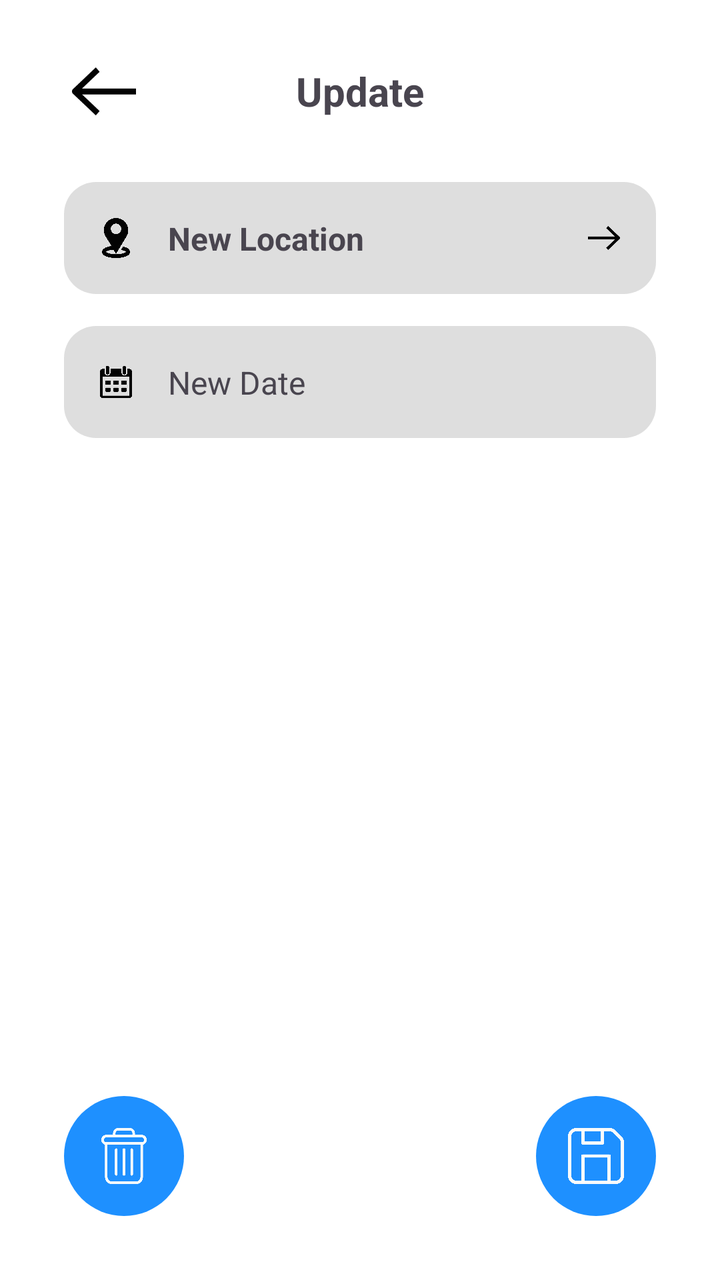
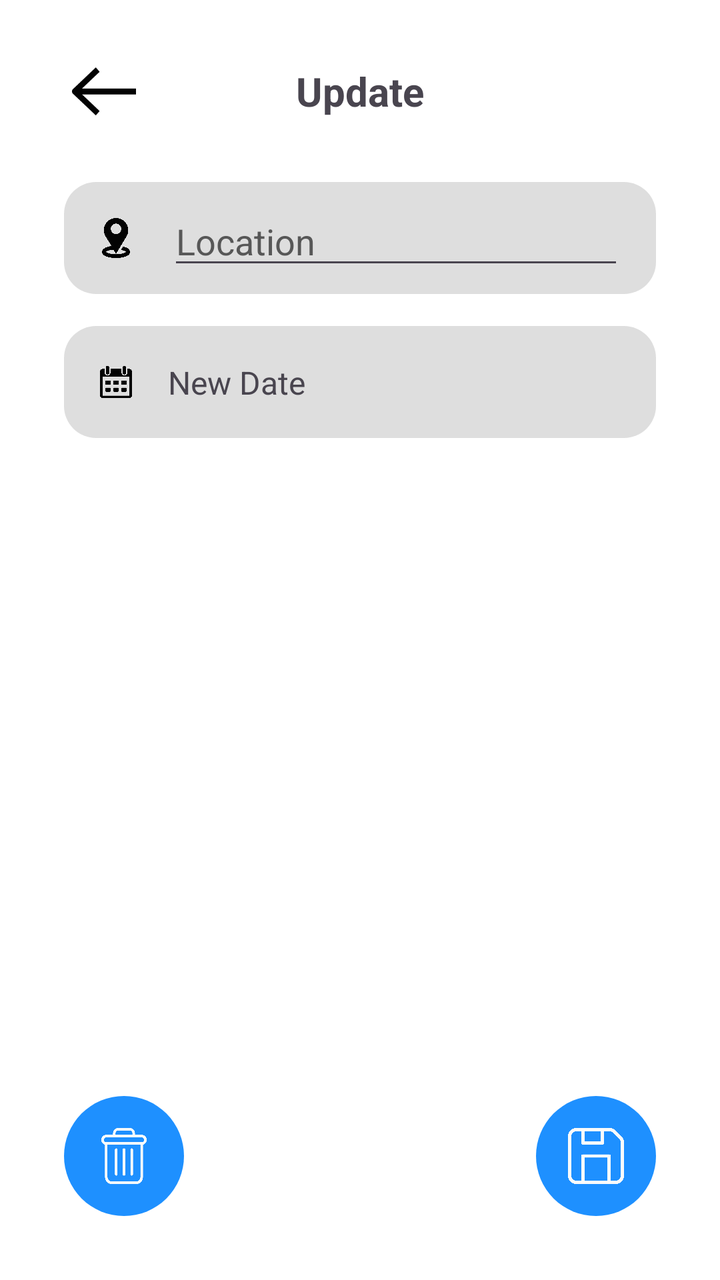

An Android layout rendered at two revisions. The XML below is the earlier revision; the diff shows what the commit changed to produce the second picture.
<!-- AndroidManifest.xml: application theme Theme.TFG -->
<!-- res/layout/activity_update.xml -->
<?xml version="1.0" encoding="utf-8"?>
<androidx.constraintlayout.widget.ConstraintLayout xmlns:android="http://schemas.android.com/apk/res/android"
    xmlns:app="http://schemas.android.com/apk/res-auto"
    xmlns:tools="http://schemas.android.com/tools"
    android:id="@+id/main"
    android:layout_width="match_parent"
    android:layout_height="match_parent"
    android:background="?attr/colorPrimary"
    tools:context=".CreateActivity">

    <TextView
        android:id="@+id/homeText"
        android:layout_width="wrap_content"
        android:layout_height="wrap_content"
        android:layout_marginTop="32dp"
        android:text="Update"
        android:tint="?attr/colorContrast"
        android:textSize="20sp"
        android:textStyle="bold"
        app:layout_constraintEnd_toEndOf="parent"
        app:layout_constraintStart_toStartOf="parent"
        app:layout_constraintTop_toTopOf="parent" />

    <LinearLayout
        android:id="@+id/locationButton"
        android:layout_width="0dp"
        android:layout_height="56dp"
        android:layout_marginStart="32dp"
        android:layout_marginTop="32dp"
        android:layout_marginEnd="32dp"
        android:background="@drawable/rounded_button_grey"
        android:gravity="center"
        android:orientation="horizontal"
        android:padding="12dp"
        app:layout_constraintEnd_toEndOf="parent"
        app:layout_constraintHorizontal_bias="0.0"
        app:layout_constraintStart_toStartOf="parent"
        app:layout_constraintTop_toBottomOf="@+id/homeText">

    </LinearLayout>

    <LinearLayout
        android:id="@+id/dateButton"
        android:layout_width="0dp"
        android:layout_height="56dp"
        android:layout_marginStart="32dp"
        android:layout_marginTop="16dp"
        android:layout_marginEnd="32dp"
        android:background="@drawable/rounded_button_grey"
        android:gravity="center"
        android:orientation="horizontal"
        android:padding="12dp"
        app:layout_constraintEnd_toEndOf="parent"
        app:layout_constraintHorizontal_bias="0.0"
        app:layout_constraintStart_toStartOf="parent"
        app:layout_constraintTop_toBottomOf="@+id/locationButton">

    </LinearLayout>

    <TextView
        android:id="@+id/locationText"
        android:layout_width="0dp"
        android:layout_height="wrap_content"
        android:layout_marginStart="16dp"
        android:text="New Location"
        android:tint="?attr/colorContrast"
        android:textSize="16sp"
        android:textStyle="bold"
        app:layout_constraintBottom_toBottomOf="@+id/locationButton"
        app:layout_constraintStart_toEndOf="@+id/locationIcon"
        app:layout_constraintTop_toTopOf="@+id/locationButton" />

    <TextView
        android:id="@+id/dateText"
        android:layout_width="wrap_content"
        android:layout_height="wrap_content"
        android:layout_marginStart="16dp"
        android:text="New Date"
        android:tint="?attr/colorTextSecondary"
        android:textSize="16sp"
        android:textStyle="normal"
        app:layout_constraintBottom_toBottomOf="@+id/dateButton"
        app:layout_constraintStart_toEndOf="@+id/calendarBtn"
        app:layout_constraintTop_toTopOf="@+id/dateButton" />

    <ImageView
        android:id="@+id/calendarBtn"
        android:layout_width="20dp"
        android:layout_height="20dp"
        android:layout_marginStart="16dp"
        app:layout_constraintBottom_toBottomOf="@+id/dateButton"
        app:layout_constraintStart_toStartOf="@+id/dateButton"
        app:layout_constraintTop_toTopOf="@+id/dateButton"
        app:srcCompat="@drawable/calendar"
        android:tint="?attr/colorContrast" />

    <ImageView
        android:id="@+id/arrow1"
        android:layout_width="40dp"
        android:layout_height="40dp"
        android:layout_marginStart="32dp"
        android:rotation="180"
        android:tint="?attr/colorContrast"
        app:layout_constraintBottom_toBottomOf="@+id/homeText"
        app:layout_constraintStart_toStartOf="parent"
        app:layout_constraintTop_toTopOf="@+id/homeText"
        app:srcCompat="@drawable/arrow" />

    <ImageView
        android:id="@+id/locationIcon"
        android:layout_width="20dp"
        android:layout_height="20dp"
        android:layout_marginStart="16dp"
        android:tint="?attr/colorContrast"
        app:layout_constraintBottom_toBottomOf="@+id/locationButton"
        app:layout_constraintStart_toStartOf="@+id/locationButton"
        app:layout_constraintTop_toTopOf="@+id/locationButton"
        app:srcCompat="@drawable/locationicon" />

    <ImageView
        android:id="@+id/arrow3"
        android:layout_width="20dp"
        android:layout_height="20dp"
        android:layout_marginEnd="16dp"
        android:tint="?attr/colorContrast"
        app:layout_constraintBottom_toBottomOf="@+id/locationButton"
        app:layout_constraintEnd_toEndOf="@+id/locationButton"
        app:layout_constraintTop_toTopOf="@+id/locationButton"
        app:srcCompat="@drawable/arrow" />

    <ImageView
        android:id="@+id/checkBtnBg"
        android:layout_width="60dp"
        android:layout_height="60dp"
        android:layout_marginEnd="32dp"
        android:layout_marginBottom="32dp"
        app:layout_constraintBottom_toBottomOf="parent"
        app:layout_constraintEnd_toEndOf="parent"
        app:srcCompat="@drawable/blue_circle" />

    <ImageView
        android:id="@+id/deleteBtnBg"
        android:layout_width="60dp"
        android:layout_height="60dp"
        android:layout_marginStart="32dp"
        android:layout_marginBottom="32dp"
        app:layout_constraintBottom_toBottomOf="parent"
        app:layout_constraintStart_toStartOf="parent"
        app:srcCompat="@drawable/blue_circle" />

    <ImageView
        android:id="@+id/deleteButtonOverlay"
        android:layout_width="0dp"
        android:layout_height="0dp"
        android:layout_marginStart="16dp"
        android:layout_marginTop="16dp"
        android:layout_marginEnd="16dp"
        android:layout_marginBottom="16dp"
        app:layout_constraintBottom_toBottomOf="@+id/deleteBtnBg"
        app:layout_constraintEnd_toEndOf="@+id/deleteBtnBg"
        app:layout_constraintStart_toStartOf="@+id/deleteBtnBg"
        app:layout_constraintTop_toTopOf="@+id/deleteBtnBg"
        app:srcCompat="@drawable/deleteicon"
        app:tint="#FBFBFB" />

    <ImageView
        android:id="@+id/checkButtonOverlay"
        android:layout_width="0dp"
        android:layout_height="0dp"
        android:layout_marginStart="16dp"
        android:layout_marginTop="16dp"
        android:layout_marginEnd="16dp"
        android:layout_marginBottom="16dp"
        app:layout_constraintBottom_toBottomOf="@+id/checkBtnBg"
        app:layout_constraintEnd_toEndOf="@+id/checkBtnBg"
        app:layout_constraintStart_toStartOf="@+id/checkBtnBg"
        app:layout_constraintTop_toTopOf="@+id/checkBtnBg"
        app:srcCompat="@drawable/saveicon"
        app:tint="#FBFBFB" />

    <TextView
        android:id="@+id/sportBg"
        android:layout_width="0dp"
        android:layout_height="0dp"
        android:background="#991A1A1A"
        android:textStyle="bold"
        android:visibility="gone"
        app:layout_constraintBottom_toBottomOf="parent"
        app:layout_constraintEnd_toEndOf="parent"
        app:layout_constraintStart_toStartOf="parent"
        app:layout_constraintTop_toTopOf="parent" />

</androidx.constraintlayout.widget.ConstraintLayout>
<!-- resources referenced by this layout -->
<resources>
  <!-- drawable arrow: png bitmap (drawable, 1702 bytes) -->
  <!-- drawable blue_circle (drawable) -->
  <?xml version="1.0" encoding="utf-8"?>
  <shape xmlns:android="http://schemas.android.com/apk/res/android"
      android:shape="oval">
  
      <solid android:color="#1E90FF"/>
  
      <size
          android:width="100dp"
          android:height="100dp"/>
  
  </shape>
  <!-- drawable calendar: png bitmap (drawable, 10590 bytes) -->
  <!-- drawable deleteicon: png bitmap (drawable, 8994 bytes) -->
  <!-- drawable locationicon: png bitmap (drawable, 149905 bytes) -->
  <!-- drawable rounded_button_grey (drawable) -->
  <shape xmlns:android="http://schemas.android.com/apk/res/android">
      <solid android:color="?attr/colorBackground2"/>
      <corners android:radius="16dp"/>
      <padding
          android:left="16dp"
          android:right="16dp"
          android:top="10dp"
          android:bottom="10dp"/>
  </shape>
  <!-- drawable saveicon: png bitmap (drawable, 28979 bytes) -->
  <style name="Theme.TFG" parent="Base.Theme.TFG" />
  <style name="Base.Theme.TFG" parent="Theme.Material3.DayNight.NoActionBar">
          <item name="colorPrimary">@color/mainBackgroundWhite</item>
          <item name="colorContrast">@color/mainTextWhite</item>
          <item name="colorBackground2">@color/background2White</item>
          <item name="colorTextSecondary">@color/secondTextWhite</item>
          <item name="globalBlue">@color/globalBlue</item>
      </style>
  <color name="mainBackgroundWhite">#FFFFFF</color>
  <color name="mainTextWhite">#030303</color>
  <color name="background2White">#DEDEDE</color>
  <color name="secondTextWhite">#575757</color>
  <color name="globalBlue">#1E90FF</color>
</resources>

<!-- the commit's change to res/layout/activity_update.xml (unified diff, before → after) -->
@@ -58,19 +58,6 @@
     </LinearLayout>
 
     <TextView
-        android:id="@+id/locationText"
-        android:layout_width="0dp"
-        android:layout_height="wrap_content"
-        android:layout_marginStart="16dp"
-        android:text="New Location"
-        android:tint="?attr/colorContrast"
-        android:textSize="16sp"
-        android:textStyle="bold"
-        app:layout_constraintBottom_toBottomOf="@+id/locationButton"
-        app:layout_constraintStart_toEndOf="@+id/locationIcon"
-        app:layout_constraintTop_toTopOf="@+id/locationButton" />
-
-    <TextView
         android:id="@+id/dateText"
         android:layout_width="wrap_content"
         android:layout_height="wrap_content"
@@ -118,17 +105,6 @@
         app:srcCompat="@drawable/locationicon" />
 
     <ImageView
-        android:id="@+id/arrow3"
-        android:layout_width="20dp"
-        android:layout_height="20dp"
-        android:layout_marginEnd="16dp"
-        android:tint="?attr/colorContrast"
-        app:layout_constraintBottom_toBottomOf="@+id/locationButton"
-        app:layout_constraintEnd_toEndOf="@+id/locationButton"
-        app:layout_constraintTop_toTopOf="@+id/locationButton"
-        app:srcCompat="@drawable/arrow" />
-
-    <ImageView
         android:id="@+id/checkBtnBg"
         android:layout_width="60dp"
         android:layout_height="60dp"
@@ -147,6 +123,21 @@
         app:layout_constraintBottom_toBottomOf="parent"
         app:layout_constraintStart_toStartOf="parent"
         app:srcCompat="@drawable/blue_circle" />
+
+    <EditText
+        android:id="@+id/location"
+        android:layout_width="0dp"
+        android:layout_height="wrap_content"
+        android:layout_marginStart="16dp"
+        android:layout_marginEnd="16dp"
+        android:hint="Location"
+        android:textColor="?attr/colorTextSecondary"
+        android:textColorHint="?attr/colorTextSecondary"
+        android:textStyle="normal"
+        app:layout_constraintBottom_toBottomOf="@+id/locationButton"
+        app:layout_constraintEnd_toEndOf="@+id/locationButton"
+        app:layout_constraintStart_toEndOf="@+id/locationIcon"
+        app:layout_constraintTop_toTopOf="@+id/locationButton" />
 
     <ImageView
         android:id="@+id/deleteButtonOverlay"
